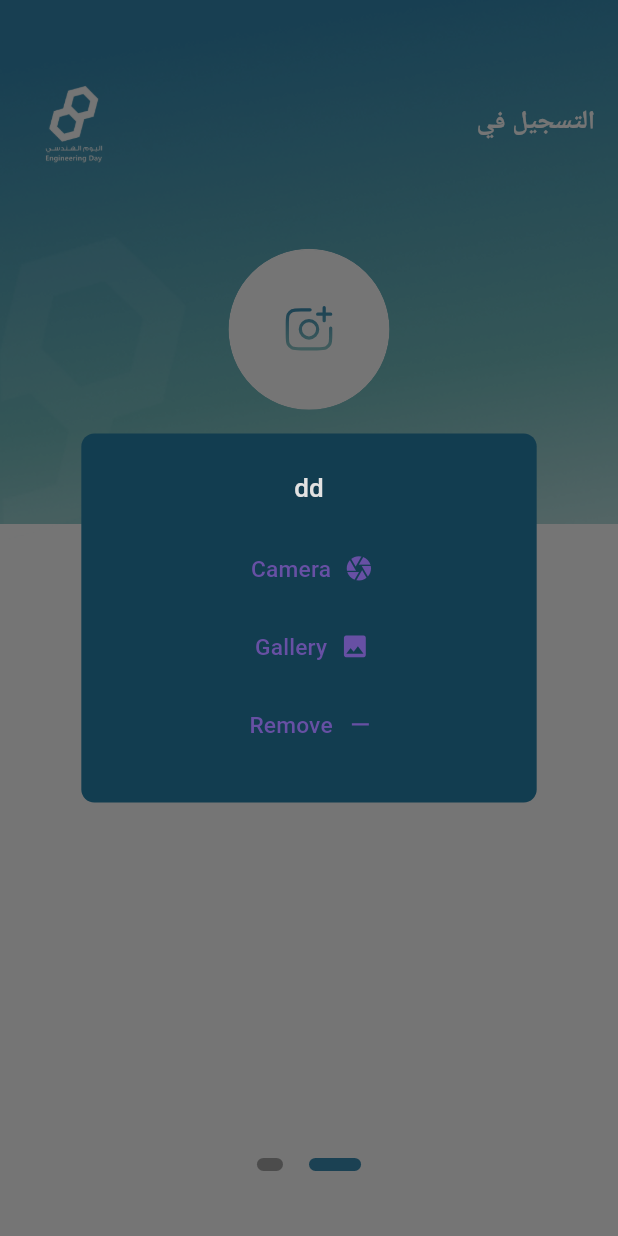
After one commit to mostafaahmedbahr/engineering_day_app, a Flutter app: the RegisterView screen opened directly, after a tap on an icon or button, on a phone screen of 412 x 824 dp. The commit adds this screen. Run offline on Flutter 3.47's test engine with Material 3 defaults, Android fonts, the phone set to English and light mode, and no system bars; our stand-ins replace dartz, dio, dotted_border, easy_localization, flutter_svg, get_it and 6 more; missing offline and left inert: dynamic_height_grid_view, flutter_cached_pdfview, qr_flutter_new; accounts and stored records are empty; Roboto replaces fonts that are missing (Tajawal); project files that could hold a hidden picture were left out.

Commit message:
register part 1

```diff
--- a/lib/core/utils/app_images/app_images.dart
+++ b/lib/core/utils/app_images/app_images.dart
@@ -20,6 +20,7 @@ class AppImages
   static const String upload = "assets/images/svgs/upload.svg";
   static const String pdfIcon = "assets/images/svgs/pdf_icon.svg";
   static const String qrIcon = "assets/images/svgs/qr_icon.svg";
+  static const String camera = "assets/images/svgs/camera-plus.svg";
 
 
 
--- /dev/null
+++ b/lib/core/utils/app_methods/app_methods.dart
@@ -0,0 +1,124 @@
+import 'package:engineering_day_app/core/utils/app_images/app_images.dart';
+import 'package:flutter/material.dart';
+
+
+
+class MyAppMethods {
+  static Future<void> showErrorORWarningDialog({
+    required BuildContext context,
+    required String subtitle,
+    required Function fct,
+    bool isError = true,
+  }) async {
+    await showDialog(
+        context: context,
+        builder: (context) {
+          return AlertDialog(
+            shape: RoundedRectangleBorder(
+                borderRadius: BorderRadius.circular(12.0)),
+            backgroundColor: Theme.of(context).scaffoldBackgroundColor,
+            content: Column(
+              mainAxisSize: MainAxisSize.min,
+              children: [
+                Image.asset(
+                  AppImages.logo,
+                  height: 60,
+                  width: 60,
+                ),
+                const SizedBox(
+                  height: 16.0,
+                ),
+                // SubtitleTextWidget(
+                //   label: subtitle,
+                //   fontWeight: FontWeight.w600,
+                // ),
+                const SizedBox(
+                  height: 16.0,
+                ),
+                Row(
+                  mainAxisAlignment: MainAxisAlignment.center,
+                  children: [
+                    Visibility(
+                      visible: !isError,
+                      child: TextButton(
+                        onPressed: () {
+                          Navigator.pop(context);
+                        },
+                        child: Text("dd"),
+                      ),
+                    ),
+                    TextButton(
+                      onPressed: () {
+                        fct();
+                        Navigator.pop(context);
+                      },
+                      child: Text("dd"),
+                    ),
+                  ],
+                )
+              ],
+            ),
+          );
+        });
+  }
+
+
+
+  static Future<void> imagePickerDialog({
+    required BuildContext context,
+    required Function cameraFCT,
+    required Function galleryFCT,
+    required Function removeFCT,
+  }) async {
+    await showDialog(
+        context: context,
+        builder: (BuildContext context) {
+          return AlertDialog(
+            title: const Center(
+              child: Text("dd"),
+            ),
+            content: SingleChildScrollView(
+                child: ListBody(
+                  children: [
+                    TextButton.icon(
+                      onPressed: () {
+                        cameraFCT();
+                        if (Navigator.canPop(context)) {
+                          Navigator.pop(context);
+                        }
+                      },
+                      icon: const Icon(Icons.camera),
+                      label: const Text(
+                        "Camera",
+                      ),
+                    ),
+                    TextButton.icon(
+                      onPressed: () {
+                        galleryFCT();
+                        if (Navigator.canPop(context)) {
+                          Navigator.pop(context);
+                        }
+                      },
+                      icon: const Icon(Icons.image),
+                      label: const Text(
+                        "Gallery",
+                      ),
+                    ),
+                    TextButton.icon(
+                      onPressed: () {
+                        removeFCT();
+                        if (Navigator.canPop(context)) {
+                          Navigator.pop(context);
+                        }
+                      },
+                      icon: const Icon(Icons.remove),
+                      label: const Text(
+                        "Remove",
+                      ),
+                    ),
+                  ],
+                )),
+          );
+        });
+  }
+}
--- /dev/null
+++ b/lib/features/auth/register/presentation/view_model/register_provider.dart
@@ -0,0 +1,69 @@
+
+import 'package:engineering_day_app/core/utils/app_methods/app_methods.dart';
+import 'package:engineering_day_app/features/auth/register/presentation/views/widgets/register2.dart';
+import 'package:flutter/material.dart';
+import 'package:image_picker/image_picker.dart';
+
+import '../views/widgets/register1.dart';
+
+
+class RegisterProvider with ChangeNotifier {
+
+
+  final PageController pageController = PageController();
+  int currentPage = 0;
+
+  List<Widget> pages = [
+    const RegisterPartOne(),
+    const RegisterPartTwo(),
+    // RegisterPartThree(),
+
+  ];
+
+  changePage(page){
+    currentPage = page;
+    notifyListeners();
+  }
+
+
+  XFile? pickedImage;
+  Future<void> localImagePicker({required BuildContext context}) async {
+    final ImagePicker picker = ImagePicker();
+    await MyAppMethods.imagePickerDialog(
+      context: context,
+      cameraFCT: () async {
+        pickedImage = await picker.pickImage(source: ImageSource.camera);
+      notifyListeners();
+      },
+      galleryFCT: () async {
+        pickedImage = await picker.pickImage(source: ImageSource.gallery);
+        notifyListeners();
+      },
+      removeFCT: () {
+          pickedImage = null;
+          notifyListeners();
+      },
+    );
+  }
+
+  late final formKey = GlobalKey<FormState>();
+
+  Future<void> registerFct({required BuildContext context}) async {
+    final isValid = formKey.currentState!.validate();
+    FocusScope.of(context).unfocus();
+    if (pickedImage == null) {
+      MyAppMethods.showErrorORWarningDialog(
+          context: context,
+          subtitle: "Make sure to pick up an image",
+          fct: () {});
+    }
+    if (isValid) {}
+  }
+
+
+
+
+
+
+
+}
--- /dev/null
+++ b/lib/features/auth/register/presentation/views/register_view.dart
@@ -0,0 +1,84 @@
+import 'package:engineering_day_app/core/utils/app_colors/app_colors.dart';
+import 'package:engineering_day_app/features/auth/register/presentation/view_model/register_provider.dart';
+import 'package:flutter/material.dart';
+import 'package:provider/provider.dart';
+
+
+class RegisterView extends StatelessWidget {
+  const RegisterView({super.key});
+
+  @override
+  Widget build(BuildContext context) {
+    return  Consumer<RegisterProvider>(builder: (context, registerProvider, child){
+      return Scaffold(
+        backgroundColor: AppColors.whiteColor,
+        body: Column(
+          children: [
+            Expanded(
+              child: PageView.builder(
+                controller: registerProvider.pageController,
+                itemCount: registerProvider.pages.length,
+                onPageChanged: (int page) {
+                  registerProvider.changePage(page);
+                },
+                itemBuilder: (BuildContext context, int index) {
+                  return registerProvider.pages[index];
+                },
+              ),
+            ),
+            const SizedBox(height: 20.0),
+            Row(
+              mainAxisAlignment: MainAxisAlignment.center,
+              children: _buildPageIndicator(context),
+            ),
+            SizedBox(height: 20.0),
+            // ElevatedButton(
+            //   onPressed: () {
+            //     if (onBoardingCubit.currentPage == onBoardingCubit.pages.length - 1) {
+            //       GoRouter.of(context).push(AppRouter.kStart);
+            //     } else {
+            //       onBoardingCubit.pageController.nextPage(
+            //         duration: Duration(milliseconds: 500),
+            //         curve: Curves.ease,
+            //       );
+            //     }
+            //   },
+            //   child: Text(
+            //     onBoardingCubit.currentPage == onBoardingCubit.pages.length - 1 ? 'Get Started' : 'Next',
+            //     style: TextStyle(fontSize: 18.0,
+            //       color: AppColors.mainColor,
+            //     ),
+            //   ),
+            // ),
+            SizedBox(height: 20.0),
+          ],
+        ),
+      );
+    } );
+  }
+
+  List<Widget> _buildPageIndicator(context) {
+    List<Widget> indicators = [];
+    for (int i = 0; i < Provider.of<RegisterProvider>(context).pages.length; i++) {
+      indicators.add(
+        i == Provider.of<RegisterProvider>(context).currentPage
+            ? _buildIndicator(true)
+            : _buildIndicator(false),
+      );
+    }
+    return indicators;
+  }
+
+  Widget _buildIndicator(bool isActive) {
+    return AnimatedContainer(
+      duration: const Duration(milliseconds: 150),
+      margin:const EdgeInsets.symmetric(horizontal: 8.0),
+      height: 8.0,
+      width: isActive ? 32.0 : 16.0,
+      decoration: BoxDecoration(
+        color: isActive ? AppColors.mainColor : AppColors.greyColor,
+        borderRadius: const BorderRadius.all(Radius.circular(12)),
+      ),
+    );
+  }
+}
--- /dev/null
+++ b/lib/features/auth/register/presentation/views/widgets/pick_image_widget.dart
@@ -0,0 +1,62 @@
+import 'dart:io';
+import 'package:engineering_day_app/core/utils/app_colors/app_colors.dart';
+import 'package:engineering_day_app/core/utils/app_images/app_images.dart';
+import 'package:flutter/material.dart';
+import 'package:flutter_svg/flutter_svg.dart';
+import 'package:image_picker/image_picker.dart';
+
+class PickImageWidget extends StatelessWidget {
+  const PickImageWidget({super.key, this.pickedImage, required this.function});
+  final XFile? pickedImage;
+  final Function function;
+  @override
+  Widget build(BuildContext context) {
+    return Stack(
+      alignment: Alignment.center,
+      children: [
+        Padding(
+          padding: const EdgeInsets.all(8.0),
+          child: ClipRRect(
+            borderRadius: BorderRadius.circular(50.0),
+            child: pickedImage == null
+                ? Container(
+              height: 115,
+              width:  115,
+              decoration: BoxDecoration(
+              color: AppColors.whiteColor,
+                borderRadius: BorderRadius.circular(50.0),
+                border: Border.all(
+                  color: AppColors.whiteColor
+                ),
+              ),
+            )
+                : ClipRRect(
+              borderRadius: BorderRadius.circular(50.0),
+                  child: Image.file(
+                                File(
+                  pickedImage!.path,
+                                ),
+                                fit: BoxFit.fill,
+                    height: 115,
+                    width:  115,
+                              ),
+                ),
+          ),
+        ),
+        Positioned(
+          child: InkWell(
+            splashColor: Colors.red,
+            borderRadius: BorderRadius.circular(16.0),
+            onTap: () {
+              function();
+            },
+            child:   Padding(
+              padding: const EdgeInsets.all(8.0),
+              child:SvgPicture.asset(AppImages.camera),
+            ),
+          ),
+        ),
+      ],
+    );
+  }
+}
--- /dev/null
+++ b/lib/features/auth/register/presentation/views/widgets/register1.dart
@@ -0,0 +1,74 @@
+ import 'package:engineering_day_app/core/shared_widgets/custom_sized_box.dart';
+import 'package:engineering_day_app/core/utils/app_images/app_images.dart';
+import 'package:engineering_day_app/core/utils/app_styles/app_styles.dart';
+import 'package:engineering_day_app/features/auth/register/presentation/view_model/register_provider.dart';
+import 'package:engineering_day_app/features/auth/register/presentation/views/widgets/pick_image_widget.dart';
+import 'package:flutter/material.dart';
+import 'package:provider/provider.dart';
+
+class RegisterPartOne extends StatelessWidget {
+  const RegisterPartOne({super.key});
+
+  @override
+  Widget build(BuildContext context) {
+    return Consumer<RegisterProvider>(builder: (context, registerProvider, child){
+      return Column(
+        children: [
+          Stack(
+            children: [
+              Image.asset(AppImages.login,
+                width: double.infinity,
+                fit: BoxFit.cover,
+              ),
+              Positioned(
+                left: 0,
+                bottom: -40,
+                child: Image.asset(AppImages.cutLogo,
+                  width: 155,
+                  height: 245,
+                  fit: BoxFit.cover,
+                ),
+              ),
+              Padding(
+                padding: const EdgeInsets.symmetric(horizontal: 14 , vertical: 45),
+                child: Column(
+                  children: [
+                    Row(
+                      mainAxisAlignment: MainAxisAlignment.spaceBetween,
+                      children: [
+                        Text("التسجيل في",
+                          style: AppStyles.textStyle14WhiteW800.copyWith(
+                            fontSize: 16,
+                          ),),
+                        Image.asset(AppImages.mainLogo,
+                          height: 60,
+                          width: 60,
+                        ),
+                      ],
+                    ),
+                    const  CustomSizedBox(height: 40,),
+                    SizedBox(
+                      height: 115,
+                      width:  115,
+                      child: PickImageWidget(
+                        pickedImage: registerProvider.pickedImage,
+                        function: () async {
+                          await registerProvider.localImagePicker(context: context);
+                        },
+                      ),
+                    ),
+                    const  CustomSizedBox(height: 15,),
+                    const Text("قم بوضع صورة للملف الشخصي ليتعرف عليك الأخرون",
+                      style: AppStyles.textStyle12WhiteW500,),
+
+                  ],
+                ),
+              ),
+            ],
+          ),
+        ],
+      );
+    }
+    );
+  }
+}
--- /dev/null
+++ b/lib/features/auth/register/presentation/views/widgets/register2.dart
@@ -0,0 +1,74 @@
+ import 'package:engineering_day_app/core/shared_widgets/custom_sized_box.dart';
+import 'package:engineering_day_app/core/utils/app_images/app_images.dart';
+import 'package:engineering_day_app/core/utils/app_styles/app_styles.dart';
+import 'package:engineering_day_app/features/auth/register/presentation/view_model/register_provider.dart';
+import 'package:engineering_day_app/features/auth/register/presentation/views/widgets/pick_image_widget.dart';
+import 'package:flutter/material.dart';
+import 'package:provider/provider.dart';
+
+class RegisterPartTwo extends StatelessWidget {
+  const RegisterPartTwo({super.key});
+
+  @override
+  Widget build(BuildContext context) {
+    return Consumer<RegisterProvider>(builder: (context, registerProvider, child){
+      return Column(
+        children: [
+          Stack(
+            children: [
+              Image.asset(AppImages.login,
+                width: double.infinity,
+                fit: BoxFit.cover,
+              ),
+              Positioned(
+                left: 0,
+                bottom: -40,
+                child: Image.asset(AppImages.cutLogo,
+                  width: 155,
+                  height: 245,
+                  fit: BoxFit.cover,
+                ),
+              ),
+              Padding(
+                padding: const EdgeInsets.symmetric(horizontal: 14 , vertical: 45),
+                child: Column(
+                  children: [
+                    Row(
+                      mainAxisAlignment: MainAxisAlignment.spaceBetween,
+                      children: [
+                        Text("التسجيل في",
+                          style: AppStyles.textStyle14WhiteW800.copyWith(
+                            fontSize: 16,
+                          ),),
+                        Image.asset(AppImages.mainLogo,
+                          height: 60,
+                          width: 60,
+                        ),
+                      ],
+                    ),
+                    const  CustomSizedBox(height: 40,),
+                    SizedBox(
+                      height: 115,
+                      width:  115,
+                      child: PickImageWidget(
+                        pickedImage: registerProvider.pickedImage,
+                        function: () async {
+                          await registerProvider.localImagePicker(context: context);
+                        },
+                      ),
+                    ),
+                    const  CustomSizedBox(height: 15,),
+                    const Text("قم بوضع صورة للملف الشخصي ليتعرف عليك الأخرون",
+                      style: AppStyles.textStyle12WhiteW500,),
+
+                  ],
+                ),
+              ),
+            ],
+          ),
+        ],
+      );
+    }
+    );
+  }
+}
--- a/pubspec.yaml
+++ b/pubspec.yaml
@@ -57,6 +57,7 @@ dependencies:
   file_picker: ^6.1.1
   flutter_cached_pdfview: ^0.4.2
   qr_flutter_new: ^1.0.2
+  image_picker: ^1.0.7
 
 
 
```
Also changed, not shown: lib/features/auth/login/presentation/views/login_view.dart (+26 -9 lines), lib/main.dart (+4 -7 lines), assets/images/svgs/camera-plus.svg (added), pubspec.lock, 5 other files.
